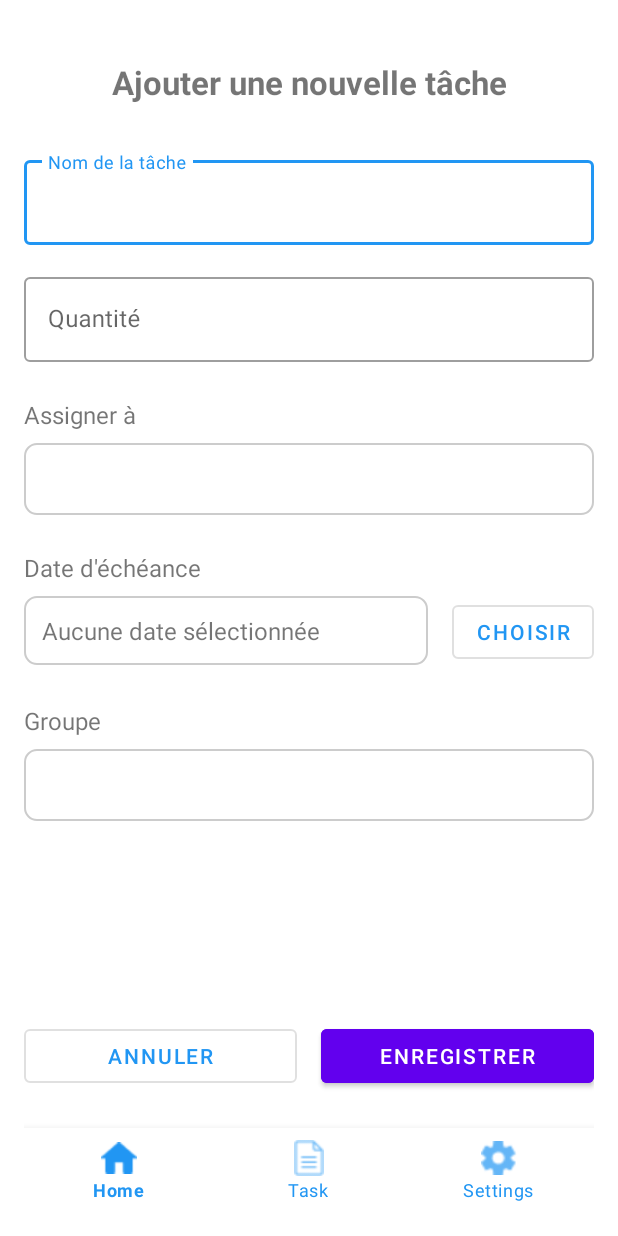
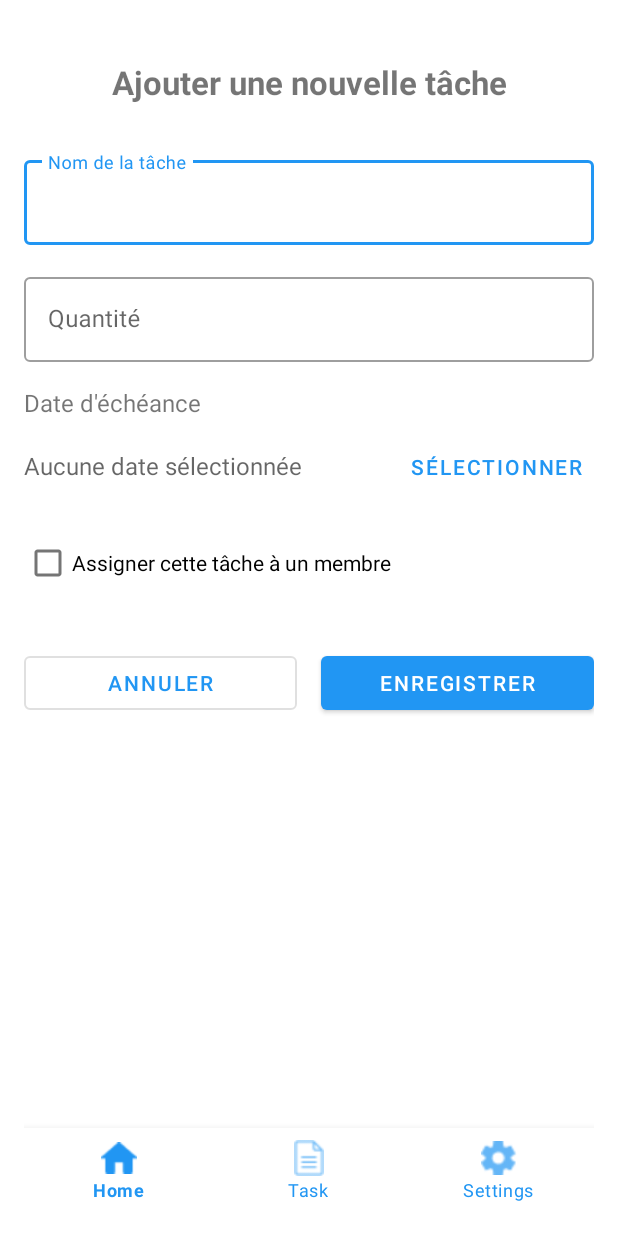
Before and after one commit to jordyvuong/StudentList, an Android app: the AddTaskActivity screen opened directly, with no data from a screen before it, on a phone screen of 412 x 824 dp. Run offline under Robolectric (Android 15) with nearby library versions, the phone set to English and light mode, and no system bars; our stand-ins replace Firebase (no records; nobody signed in at launch, a user with empty details on screens opened directly); 1 statement that could not run was skipped.

Commit message:
Refonte de la page ajouter une tâche

```diff
--- a/app/src/main/java/com/example/studentlist/model/Task.kt
+++ b/app/src/main/java/com/example/studentlist/model/Task.kt
@@ -9,7 +9,7 @@ data class Task(
     val status: String = "pending",
     val dueDate: String = "",
     val createdAt: Long = 0,
-    val groupId: String = ""
+    val listId: String = ""
 ) {
     val isCompleted: Boolean
         get() = status == "completed"
--- a/app/src/main/res/layout/activity_add_task.xml
+++ b/app/src/main/res/layout/activity_add_task.xml
@@ -52,112 +52,93 @@
     </com.google.android.material.textfield.TextInputLayout>
 
     <TextView
-        android:id="@+id/textViewAssignTo"
+        android:id="@+id/textViewDate"
         android:layout_width="wrap_content"
         android:layout_height="wrap_content"
-        android:text="Assigner à"
+        android:text="Date d'échéance"
         android:textSize="16sp"
-        app:layout_constraintStart_toStartOf="parent"
+        android:layout_marginTop="16dp"
         app:layout_constraintTop_toBottomOf="@+id/textInputLayoutQuantity"
-        android:layout_marginTop="24dp"/>
+        app:layout_constraintStart_toStartOf="parent" />
+
+    <LinearLayout
+        android:id="@+id/layoutDate"
+        android:layout_width="match_parent"
+        android:layout_height="wrap_content"
+        android:orientation="horizontal"
+        android:layout_marginTop="8dp"
+        app:layout_constraintTop_toBottomOf="@+id/textViewDate">
+
+        <TextView
+            android:id="@+id/textViewSelectedDate"
+            android:layout_width="0dp"
+            android:layout_height="wrap_content"
+            android:layout_weight="1"
+            android:textSize="16sp"
+            android:hint="Aucune date sélectionnée" />
+
+        <Button
+            android:id="@+id/buttonSelectDate"
+            android:layout_width="wrap_content"
+            android:layout_height="wrap_content"
+            android:text="Sélectionner"
+            style="@style/Widget.MaterialComponents.Button.TextButton" />
+    </LinearLayout>
+
+    <CheckBox
+        android:id="@+id/checkBoxAssignTask"
+        android:layout_width="wrap_content"
+        android:layout_height="wrap_content"
+        android:text="Assigner cette tâche à un membre"
+        android:layout_marginTop="16dp"
+        app:layout_constraintTop_toBottomOf="@+id/layoutDate"
+        app:layout_constraintStart_toStartOf="parent" />
+
+    <TextView
+        android:id="@+id/textViewMember"
+        android:layout_width="wrap_content"
+        android:layout_height="wrap_content"
+        android:text="Sélectionner un membre"
+        android:textSize="16sp"
+        android:layout_marginTop="16dp"
+        android:visibility="gone"
+        app:layout_constraintTop_toBottomOf="@+id/checkBoxAssignTask"
+        app:layout_constraintStart_toStartOf="parent" />
 
     <Spinner
         android:id="@+id/spinnerAssignTo"
         android:layout_width="match_parent"
         android:layout_height="wrap_content"
         android:layout_marginTop="8dp"
-        android:background="@drawable/bg_rounded_border"
-        android:minHeight="48dp"
-        android:padding="12dp"
-        app:layout_constraintTop_toBottomOf="@+id/textViewAssignTo"
-        tools:layout_editor_absoluteX="16dp" />
-
-    <TextView
-        android:id="@+id/textViewDueDate"
-        android:layout_width="wrap_content"
-        android:layout_height="wrap_content"
-        android:text="Date d'échéance"
-        android:textSize="16sp"
-        app:layout_constraintStart_toStartOf="parent"
-        app:layout_constraintTop_toBottomOf="@+id/spinnerAssignTo"
-        android:layout_marginTop="24dp"/>
-
-    <LinearLayout
-        android:id="@+id/layoutDatePicker"
-        android:layout_width="match_parent"
-        android:layout_height="wrap_content"
-        android:orientation="horizontal"
-        app:layout_constraintTop_toBottomOf="@+id/textViewDueDate"
-        android:layout_marginTop="8dp">
-
-        <TextView
-            android:id="@+id/textViewSelectedDate"
-            android:layout_width="0dp"
-            android:layout_height="wrap_content"
-            android:layout_weight="1"
-            android:padding="12dp"
-            android:background="@drawable/bg_rounded_border"
-            android:text="Aucune date sélectionnée"
-            android:textSize="16sp" />
-
-        <Button
-            android:id="@+id/buttonSelectDate"
-            style="@style/Widget.MaterialComponents.Button.OutlinedButton"
-            android:layout_width="wrap_content"
-            android:layout_height="wrap_content"
-            android:layout_marginStart="16dp"
-            android:text="Choisir" />
-    </LinearLayout>
-
-    <TextView
-        android:id="@+id/textViewGroup"
-        android:layout_width="wrap_content"
-        android:layout_height="wrap_content"
-        android:text="Groupe"
-        android:textSize="16sp"
-        app:layout_constraintStart_toStartOf="parent"
-        app:layout_constraintTop_toBottomOf="@+id/layoutDatePicker"
-        android:layout_marginTop="24dp"/>
-
-    <Spinner
-        android:id="@+id/spinnerGroup"
-        android:layout_width="match_parent"
-        android:layout_height="wrap_content"
-        android:layout_marginTop="8dp"
-        android:background="@drawable/bg_rounded_border"
-        android:minHeight="48dp"
-        android:padding="12dp"
-        app:layout_constraintTop_toBottomOf="@+id/textViewGroup"
-        tools:layout_editor_absoluteX="16dp" />
+        android:visibility="gone"
+        app:layout_constraintTop_toBottomOf="@+id/textViewMember" />
 
     <LinearLayout
         android:id="@+id/layoutButtons"
         android:layout_width="match_parent"
         android:layout_height="wrap_content"
         android:orientation="horizontal"
-        app:layout_constraintBottom_toTopOf="@+id/bottomNavigation"
-        android:layout_marginBottom="24dp">
+        android:layout_marginTop="32dp"
+        app:layout_constraintTop_toBottomOf="@+id/spinnerAssignTo">
 
         <Button
             android:id="@+id/buttonCancel"
             style="@style/Widget.MaterialComponents.Button.OutlinedButton"
             android:layout_width="0dp"
             android:layout_height="wrap_content"
+            android:layout_marginEnd="8dp"
             android:layout_weight="1"
-            android:layout_marginEnd="8dp"
             android:text="Annuler" />
 
         <Button
             android:id="@+id/buttonSave"
             android:layout_width="0dp"
             android:layout_height="wrap_content"
+            android:layout_marginStart="8dp"
             android:layout_weight="1"
-            android:layout_marginStart="8dp"
-            android:backgroundTint="@color/design_default_color_primary"
             android:text="Enregistrer" />
     </LinearLayout>
 
-    <!-- BottomNavigationView -->
     <com.google.android.material.bottomnavigation.BottomNavigationView
         android:id="@+id/bottomNavigation"
         android:layout_width="match_parent"
```
Also changed, not shown: app/src/main/java/com/example/studentlist/AddTaskActivity.kt (+74 -114 lines), app/src/main/java/com/example/studentlist/ListTasksFragment.kt (+40 -28 lines).
